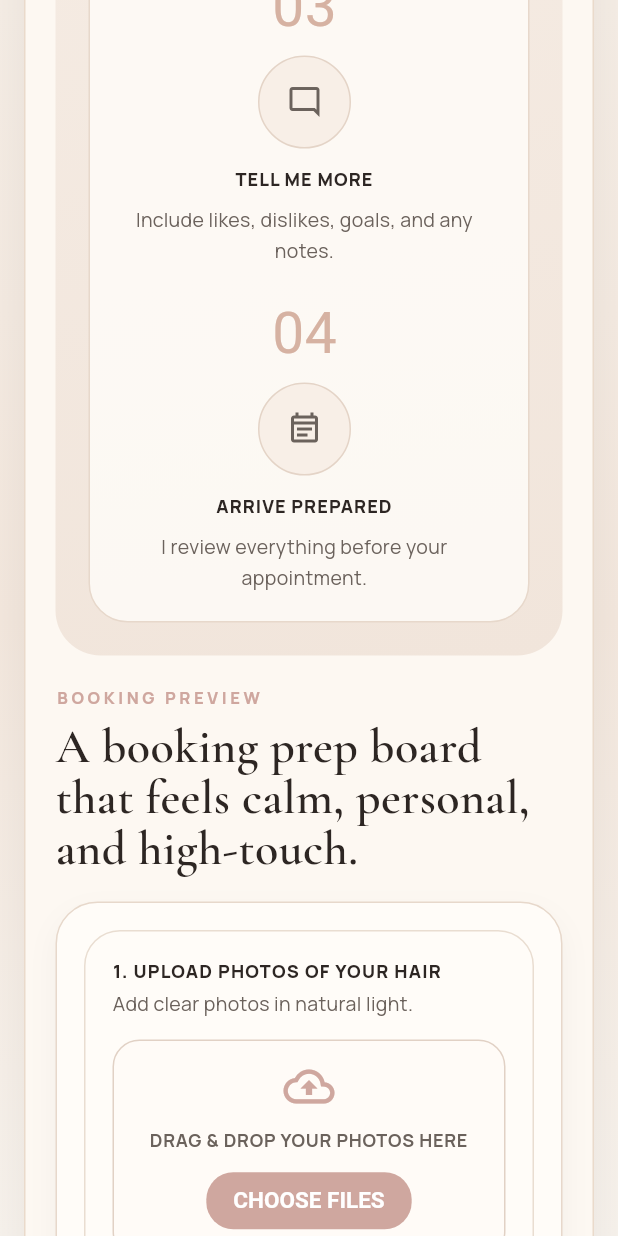
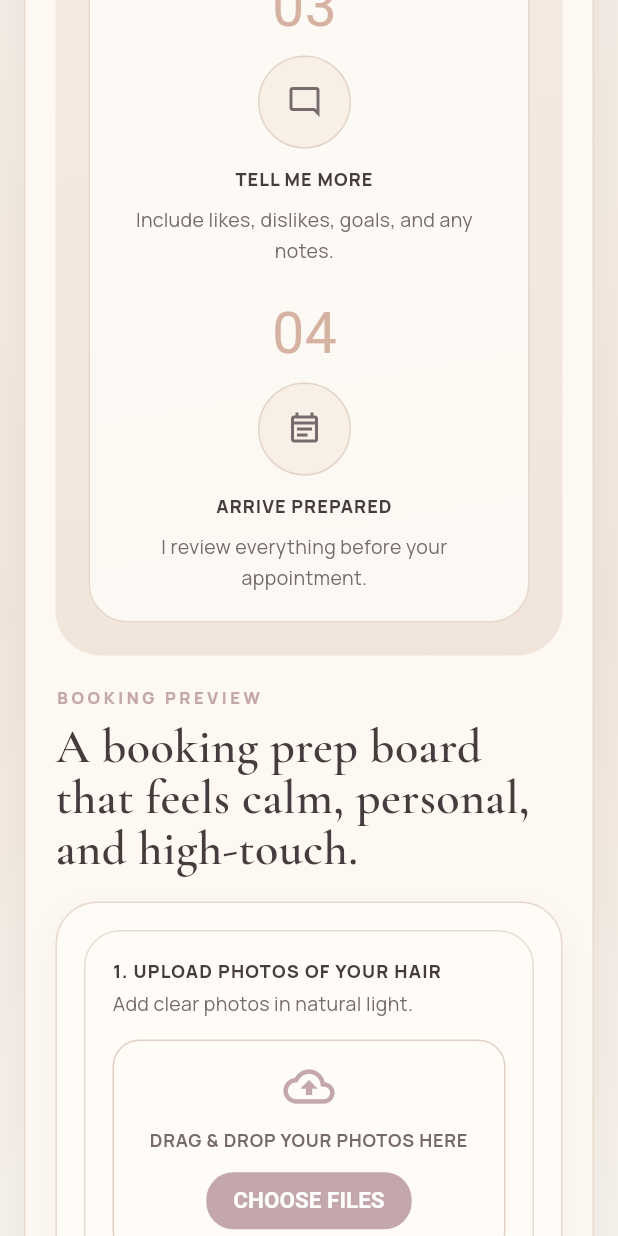
Before and after one commit to DwellerD/MyMobileHairStylist, a Flutter app: the screen it shows after launch, scrolled down 1728 dp, on a phone screen of 412 x 824 dp. Run offline on Flutter 3.47's test engine with Material 3 defaults, Android fonts, the phone set to English and light mode, and no system bars; our stand-ins replace file_picker, flutter_riverpod, go_router, google_fonts, shared_preferences, supabase_flutter; missing offline and left inert: flutter_stripe; accounts and stored records are empty; Roboto replaces fonts that are missing (Parisienne).

Commit message:
Tokenize UI colors and validate app

```diff
--- a/lib/core/theme/app_colors.dart
+++ b/lib/core/theme/app_colors.dart
@@ -5,23 +5,68 @@ import 'package:flutter/material.dart';
 /// The palette is intentionally calm and warm so the brand feels premium,
 /// trustworthy, and family-friendly without becoming overly decorative.
 abstract final class AppColors {
-  static const Color background = Color(0xFFF8F2EA);
-  static const Color surface = Color(0xFFFFFCF8);
-  static const Color surfaceAlt = Color(0xFFF4EADF);
-  static const Color border = Color(0xFFE6D8CA);
-  static const Color borderStrong = Color(0xFFD4C1AF);
+  static const Color background = Color(0xFFF5F1F2);
+  static const Color surface = Color(0xFFFDFCFC);
+  static const Color surfaceAlt = Color(0xFFECE2E3);
+  static const Color border = Color(0xFFD8CACC);
+  static const Color borderStrong = Color(0xFFC5B2B5);
 
-  static const Color primary = Color(0xFF7B5D52);
-  static const Color primaryPressed = Color(0xFF6A4F45);
-  static const Color accent = Color(0xFFCFA79F);
+  static const Color primary = Color(0xFFA3787D);
+  static const Color primaryPressed = Color(0xFF8D676C);
+  static const Color accent = Color(0xFFC3A7AB);
 
-  static const Color textPrimary = Color(0xFF2D2623);
-  static const Color textSecondary = Color(0xFF6B625C);
-  static const Color textMuted = Color(0xFF8B8178);
+  static const Color textPrimary = Color(0xFF463B3D);
+  static const Color textSecondary = Color(0xFF766A6D);
+  static const Color textMuted = Color(0xFF9A8F92);
   static const Color onPrimary = Colors.white;
+  static const Color onPrimaryMuted = Colors.white70;
 
-  static const Color success = Color(0xFF5D8A74);
-  static const Color warning = Color(0xFFB58A4C);
-  static const Color danger = Color(0xFFB96F6B);
-  static const Color info = Color(0xFF7F8FA5);
+  static const Color success = Color(0xFF7F9685);
+  static const Color warning = Color(0xFFB6977A);
+  static const Color danger = Color(0xFFBA7E84);
+  static const Color info = Color(0xFF9B929A);
+
+  // Showcase and decorative neutrals reused across customer/auth views.
+  static const Color showcaseGradientStart = Color(0xFFF6EEE6);
+  static const Color showcaseGradientMid = Color(0xFFF4E8DE);
+  static const Color showcaseGradientEnd = Color(0xFFF8F3ED);
+  static const Color showcasePanel = Color(0xFFFDF8F2);
+  static const Color showcaseCardSoft = Color(0xFFF6ECE3);
+  static const Color showcaseCardWarm = Color(0xFFF8EFE7);
+  static const Color showcaseSurfaceWarm = Color(0xFFF9F3ED);
+  static const Color showcaseSurfaceSoft = Color(0xFFF7EDE4);
+  static const Color showcaseSurfaceAlt = Color(0xFFF0E6DE);
+  static const Color showcaseSurfaceIvory = Color(0xFFFFFAF5);
+  static const Color showcaseSurfaceBase = Color(0xFFFFFBF7);
+  static const Color showcaseSurfaceBaseAlt = Color(0xFFFFFBF8);
+  static const Color showcaseSurfaceHighlight = Color(0xFFFFFCF8);
+  static const Color showcaseSurfaceRose = Color(0xFFFBF3EB);
+  static const Color showcaseSurfaceFooter = Color(0xFFF5E9DE);
+  static const Color showcaseBorderWarm = Color(0xFFEADACB);
+  static const Color showcaseBorderSoft = Color(0xFFE8D6C8);
+  static const Color showcaseBorderMuted = Color(0xFFE4D4C7);
+  static const Color showcaseBorderLight = Color(0xFFE7D8CB);
+  static const Color showcaseBorderPale = Color(0xFFE9DDD1);
+  static const Color showcaseBorderPaleAlt = Color(0xFFE1D1C5);
+  static const Color showcaseBorderPaleSoft = Color(0xFFE8DACE);
+  static const Color showcaseBorderPaleSoftAlt = Color(0xFFE8D9CB);
+  static const Color showcaseChipBackground = Color(0xFFFAF1E9);
+  static const Color showcaseChipBorder = Color(0xFFD8BCAB);
+  static const Color showcaseAccentSoft = Color(0xFFD6B2A2);
+  static const Color showcaseAccentBronze = Color(0xFFC79C79);
+  static const Color showcaseDarkSurface = Color(0xFF232125);
+  static const Color showcaseDarkSurfaceAlt = Color(0xFF27252A);
+  static const Color showcaseGradientWarmStart = Color(0xFFF9F2EA);
+  static const Color showcaseGradientWarmEnd = Color(0xFFE9D8CA);
+  static const Color showcaseGradientSoftEnd = Color(0xFFF1E5DB);
+  static const Color showcaseGradientCream = Color(0xFFF1E4D8);
+  static const Color showcaseGradientPhotoStart = Color(0xFFF1E2D6);
+  static const Color showcaseGradientPhotoEnd = Color(0xFFF9F4ED);
+  static const Color showcaseGradientMist = Color(0xFFF2E8DD);
+  static const Color showcaseGradientGalleryEnd = Color(0xFFF3E8DE);
+  static const Color showcaseCanvasWarm = Color(0xFFF7F2EC);
+  static const Color showcaseCanvasWarmSoft = Color(0xFFF8F4EE);
+  static const Color showcaseGlass = Color(0xCCFFFDF9);
+  static const Color showcaseShadowSoft = Color(0x11000000);
+  static const Color showcaseShadowSubtle = Color(0x0A000000);
 }
--- a/lib/features/auth/presentation/screens/welcome_screen.dart
+++ b/lib/features/auth/presentation/screens/welcome_screen.dart
@@ -77,9 +77,9 @@ class _WelcomeScreenState extends ConsumerState<WelcomeScreen> {
             begin: Alignment.topCenter,
             end: Alignment.bottomCenter,
             colors: [
-              Color(0xFFF6EEE6),
-              Color(0xFFF4E8DE),
-              Color(0xFFF8F3ED),
+              AppColors.showcaseGradientStart,
+              AppColors.showcaseGradientMid,
+              AppColors.showcaseGradientEnd,
             ],
           ),
         ),
@@ -91,12 +91,12 @@ class _WelcomeScreenState extends ConsumerState<WelcomeScreen> {
                 constraints: BoxConstraints(maxWidth: maxContentWidth),
                 child: Container(
                   decoration: BoxDecoration(
-                    color: const Color(0xFFFDF8F2),
+                    color: AppColors.showcasePanel,
                     borderRadius: BorderRadius.circular(32),
-                    border: Border.all(color: const Color(0xFFEADACB)),
+                    border: Border.all(color: AppColors.showcaseBorderWarm),
                     boxShadow: const [
                       BoxShadow(
-                        color: Color(0x11000000),
+                        color: AppColors.showcaseShadowSoft,
                         blurRadius: 32,
                         offset: Offset(0, 14),
                       ),
@@ -135,7 +135,7 @@ class _WelcomeScreenState extends ConsumerState<WelcomeScreen> {
                             gradient: const LinearGradient(
                               begin: Alignment.topLeft,
                               end: Alignment.bottomRight,
-                              colors: [Color(0xFFFFFBF7), Color(0xFFF1E5DB)],
+                              colors: [AppColors.showcaseSurfaceBase, AppColors.showcaseGradientSoftEnd],
                             ),
                           ),
                           child: Padding(
@@ -185,10 +185,10 @@ class _WelcomeScreenState extends ConsumerState<WelcomeScreen> {
                                   key: _servicesKey,
                                   padding: EdgeInsets.all(isDesktop ? 24 : 18),
                                   decoration: BoxDecoration(
-                                    color: const Color(0xCCFFFDF9),
+                                    color: AppColors.showcaseGlass,
                                     borderRadius: BorderRadius.circular(26),
                                     border: Border.all(
-                                      color: const Color(0xFFE7D8CB),
+                                      color: AppColors.showcaseBorderLight,
                                     ),
                                   ),
                                   child: Wrap(
@@ -453,9 +453,9 @@ class _MutedPill extends StatelessWidget {
     return Container(
       padding: const EdgeInsets.symmetric(horizontal: 14, vertical: 10),
       decoration: BoxDecoration(
-        color: const Color(0xFFF6ECE3),
+        color: AppColors.showcaseCardSoft,
         borderRadius: BorderRadius.circular(999),
-        border: Border.all(color: const Color(0xFFE8D6C8)),
+        border: Border.all(color: AppColors.showcaseBorderSoft),
       ),
       child: Row(
         mainAxisSize: MainAxisSize.min,
@@ -490,9 +490,9 @@ class _StatPill extends StatelessWidget {
     return Container(
       padding: const EdgeInsets.symmetric(horizontal: 14, vertical: 12),
       decoration: BoxDecoration(
-        color: const Color(0xFFFFFAF5),
+        color: AppColors.showcaseSurfaceIvory,
         borderRadius: BorderRadius.circular(999),
-        border: Border.all(color: const Color(0xFFE7D8CB)),
+        border: Border.all(color: AppColors.showcaseBorderLight),
       ),
       child: Row(
         mainAxisSize: MainAxisSize.min,
@@ -527,7 +527,7 @@ class _HeroVisual extends StatelessWidget {
         gradient: const LinearGradient(
           begin: Alignment.topLeft,
           end: Alignment.bottomRight,
-          colors: [Color(0xFFF9F2EA), Color(0xFFE9D8CA)],
+          colors: [AppColors.showcaseGradientWarmStart, AppColors.showcaseGradientWarmEnd],
         ),
       ),
       child: Align(
@@ -572,7 +572,7 @@ class _StepCard extends StatelessWidget {
             step,
             style: GoogleFonts.parisienne(
               fontSize: 38,
-              color: const Color(0xFFD6B2A2),
+              color: AppColors.showcaseAccentSoft,
             ),
           ),
           const SizedBox(height: 6),
@@ -581,8 +581,8 @@ class _StepCard extends StatelessWidget {
             height: 62,
             decoration: BoxDecoration(
               shape: BoxShape.circle,
-              color: const Color(0xFFF8EFE7),
-              border: Border.all(color: const Color(0xFFE4D4C7)),
+              color: AppColors.showcaseCardWarm,
+              border: Border.all(color: AppColors.showcaseBorderMuted),
             ),
             child: Icon(icon, color: AppColors.textSecondary),
           ),
@@ -667,12 +667,12 @@ class _PrepBoard extends StatelessWidget {
     return Container(
       padding: EdgeInsets.all(isDesktop ? 24 : 18),
       decoration: BoxDecoration(
-        color: const Color(0xFFFFFCF8),
+        color: AppColors.showcaseSurfaceHighlight,
         borderRadius: BorderRadius.circular(28),
-        border: Border.all(color: const Color(0xFFE7D8CB)),
+        border: Border.all(color: AppColors.showcaseBorderLight),
         boxShadow: const [
           BoxShadow(
-            color: Color(0x0A000000),
+            color: AppColors.showcaseShadowSubtle,
             blurRadius: 16,
             offset: Offset(0, 8),
           ),
@@ -779,7 +779,7 @@ class _PrepBoard extends StatelessWidget {
                   child: Container(
                     padding: const EdgeInsets.all(18),
                     decoration: BoxDecoration(
-                      color: const Color(0xFFFAF1E9),
+                      color: AppColors.showcaseChipBackground,
                       borderRadius: BorderRadius.circular(22),
                     ),
                     child: Row(
@@ -789,7 +789,7 @@ class _PrepBoard extends StatelessWidget {
                           height: 54,
                           decoration: BoxDecoration(
                             shape: BoxShape.circle,
-                            border: Border.all(color: const Color(0xFFD8BCAB)),
+                            border: Border.all(color: AppColors.showcaseChipBorder),
                           ),
                           child: const Icon(Icons.favorite_border, color: AppColors.accent),
                         ),
@@ -826,7 +826,7 @@ class _PrepBoard extends StatelessWidget {
                 Container(
                   padding: const EdgeInsets.all(18),
                   decoration: BoxDecoration(
-                    color: const Color(0xFFFAF1E9),
+                    color: AppColors.showcaseChipBackground,
                     borderRadius: BorderRadius.circular(22),
                   ),
                   child: Row(
@@ -836,7 +836,7 @@ class _PrepBoard extends StatelessWidget {
                         height: 54,
                         decoration: BoxDecoration(
                           shape: BoxShape.circle,
-                          border: Border.all(color: const Color(0xFFD8BCAB)),
+                          border: Border.all(color: AppColors.showcaseChipBorder),
                         ),
                         child: const Icon(Icons.favorite_border, color: AppColors.accent),
                       ),
@@ -879,8 +879,8 @@ class _PrepBoard extends StatelessWidget {
                       child: Text('SUBMIT MY PHOTOS & DETAILS'),
                     ),
                     style: FilledButton.styleFrom(
-                      backgroundColor: const Color(0xFF232125),
-                      foregroundColor: Colors.white,
+                      backgroundColor: AppColors.showcaseDarkSurface,
+                      foregroundColor: AppColors.onPrimary,
                       shape: RoundedRectangleBorder(
                         borderRadius: BorderRadius.circular(18),
                       ),
@@ -896,8 +896,8 @@ class _PrepBoard extends StatelessWidget {
                     child: Text('SUBMIT MY PHOTOS & DETAILS'),
                   ),
                   style: FilledButton.styleFrom(
-                    backgroundColor: const Color(0xFF232125),
-                    foregroundColor: Colors.white,
+                    backgroundColor: AppColors.showcaseDarkSurface,
+                    foregroundColor: AppColors.onPrimary,
                     shape: RoundedRectangleBorder(
                       borderRadius: BorderRadius.circular(18),
                     ),
@@ -928,7 +928,7 @@ class _UploadPanel extends StatelessWidget {
       padding: const EdgeInsets.all(18),
       decoration: BoxDecoration(
         borderRadius: BorderRadius.circular(24),
-        border: Border.all(color: const Color(0xFFE9DDD1)),
+        border: Border.all(color: AppColors.showcaseBorderPale),
       ),
       child: Column(
         crossAxisAlignment: CrossAxisAlignment.start,
@@ -951,10 +951,10 @@ class _UploadPanel extends StatelessWidget {
           Container(
             height: 146,
             decoration: BoxDecoration(
-              color: const Color(0xFFFFFBF7),
+              color: AppColors.showcaseSurfaceBase,
               borderRadius: BorderRadius.circular(18),
               border: Border.all(
-                color: const Color(0xFFE1D1C5),
+                color: AppColors.showcaseBorderPaleAlt,
                 style: BorderStyle.solid,
               ),
             ),
@@ -979,7 +979,7 @@ class _UploadPanel extends StatelessWidget {
                     onPressed: () {},
                     style: FilledButton.styleFrom(
                       backgroundColor: AppColors.accent,
-                      foregroundColor: Colors.white,
+                      foregroundColor: AppColors.onPrimary,
                       padding: const EdgeInsets.symmetric(horizontal: 18, vertical: 10),
                       minimumSize: Size.zero,
                     ),
@@ -1008,9 +1008,9 @@ class _MiniTag extends StatelessWidget {
       width: 84,
       padding: const EdgeInsets.symmetric(vertical: 12),
       decoration: BoxDecoration(
-        color: const Color(0xFFFFFBF8),
+        color: AppColors.showcaseSurfaceBaseAlt,
         borderRadius: BorderRadius.circular(14),
-        border: Border.all(color: const Color(0xFFE8DACE)),
+        border: Border.all(color: AppColors.showcaseBorderPaleSoft),
       ),
       child: Column(
         children: [
@@ -1045,7 +1045,7 @@ class _ReferenceThumb extends StatelessWidget {
         gradient: LinearGradient(
           begin: Alignment.topCenter,
           end: Alignment.bottomCenter,
-          colors: [tone, const Color(0xFFF2E8DD)],
+          colors: [tone, AppColors.showcaseGradientMist],
         ),
       ),
       child: Align(
@@ -1055,7 +1055,7 @@ class _ReferenceThumb extends StatelessWidget {
           height: 76,
           margin: const EdgeInsets.only(bottom: 10),
           decoration: const BoxDecoration(
-            color: Color(0xFFF7F2EC),
+            color: AppColors.showcaseCanvasWarm,
             borderRadius: BorderRadius.vertical(
               top: Radius.circular(30),
               bottom: Radius.circular(16),
@@ -1093,9 +1093,9 @@ class _FieldMock extends StatelessWidget {
             height: 48,
             padding: const EdgeInsets.symmetric(horizontal: 14),
             decoration: BoxDecoration(
-              color: const Color(0xFFFFFBF8),
+              color: AppColors.showcaseSurfaceBaseAlt,
               borderRadius: BorderRadius.circular(14),
-              border: Border.all(color: const Color(0xFFE8D9CB)),
+              border: Border.all(color: AppColors.showcaseBorderPaleSoftAlt),
             ),
             alignment: Alignment.centerLeft,
             child: Text(
@@ -1127,9 +1127,12 @@ class _GalleryStrip extends StatelessWidget {
         gradient: const LinearGradient(
           begin: Alignment.topLeft,
           end: Alignment.bottomRight,
-          colors: [Color(0xFFFFFBF8), Color(0xFFF1E4D8)],
-        ),
-        border: Border.all(color: const Color(0xFFE7D8CB)),
+          colors: [
+            AppColors.showcaseSurfaceBaseAlt,
+            AppColors.showcaseGradientCream,
+          ],
+        ),
+        border: Border.all(color: AppColors.showcaseBorderLight),
       ),
       child: Flex(
         direction: isDesktop ? Axis.horizontal : Axis.vertical,
@@ -1149,7 +1152,7 @@ class _GalleryStrip extends StatelessWidget {
               child: Container(
                 padding: const EdgeInsets.all(20),
                 decoration: BoxDecoration(
-                  color: const Color(0xFFFFFBF8),
+                  color: AppColors.showcaseSurfaceBaseAlt,
                   borderRadius: BorderRadius.circular(24),
                 ),
                 child: Column(
@@ -1184,7 +1187,7 @@ class _GalleryStrip extends StatelessWidget {
             Container(
               padding: const EdgeInsets.all(20),
               decoration: BoxDecoration(
-                color: const Color(0xFFFFFBF8),
+                color: AppColors.showcaseSurfaceBaseAlt,
                 borderRadius: BorderRadius.circular(24),
               ),
               child: Column(
@@ -1332,7 +1335,7 @@ class _GalleryPhotoCard extends StatelessWidget {
               gradient: LinearGradient(
                 begin: Alignment.topCenter,
                 end: Alignment.bottomCenter,
-                colors: [tone, const Color(0xFFF3E8DE)],
+                colors: [tone, AppColors.showcaseGradientGalleryEnd],
               ),
             ),
             child: Center(
@@ -1340,7 +1343,7 @@ class _GalleryPhotoCard extends StatelessWidget {
                 width: 118,
                 height: 150,
                 decoration: const BoxDecoration(
-                  color: Color(0xFFF8F4EE),
+                  color: AppColors.showcaseCanvasWarmSoft,
                   borderRadius: BorderRadius.vertical(
                     top: Radius.circular(60),
                     bottom: Radius.circular(24),
@@ -1413,7 +1416,7 @@ class _AboutBand extends StatelessWidget {
       padding: const EdgeInsets.all(22),
       decoration: BoxDecoration(
         borderRadius: BorderRadius.circular(28),
-        border: Border.all(color: const Color(0xFFE7D8CB)),
+        border: Border.all(color: AppColors.showcaseBorderLight),
       ),
       child: Flex(
         direction: isDesktop ? Axis.horizontal : Axis.vertical,
@@ -1468,7 +1471,7 @@ class _AboutBand extends StatelessWidget {
                   gradient: const LinearGradient(
                     begin: Alignment.centerLeft,
                     end: Alignment.centerRight,
-                    colors: [Color(0xFFF1E2D6), Color(0xFFF9F4ED)],
+                    colors: [AppColors.showcaseGradientPhotoStart, AppColors.showcaseGradientPhotoEnd],
                   ),
                 ),
                 child: Stack(
@@ -1481,7 +1484,7 @@ class _AboutBand extends StatelessWidget {
                         width: 110,
                         height: 126,
                         decoration: const BoxDecoration(
-                          color: Color(0xFFC79C79),
+                          color: AppColors.showcaseAccentBronze,
                           borderRadius: BorderRadius.vertical(
                             top: Radius.circular(54),
                             bottom: Radius.circular(26),
@@ -1498,12 +1501,12 @@ class _AboutBand extends StatelessWidget {
                           width: 82,
                           height: 126,
                           decoration: BoxDecoration(
-                            color: const Color(0xFF27252A),
+                            color: AppColors.showcaseDarkSurfaceAlt,
                             borderRadius: BorderRadius.circular(16),
-                            border: Border.all(color: Colors.white, width: 5),
+                            border: Border.all(color: AppColors.onPrimary, width: 5),
                           ),
                           child: const Center(
-                            child: Icon(Icons.photo_camera_front_outlined, color: Colors.white70),
+                            child: Icon(Icons.photo_camera_front_outlined, color: AppColors.onPrimaryMuted),
                           ),
                         ),
                       ),
@@ -1520,7 +1523,7 @@ class _AboutBand extends StatelessWidget {
                 gradient: const LinearGradient(
                   begin: Alignment.centerLeft,
                   end: Alignment.centerRight,
-                  colors: [Color(0xFFF1E2D6), Color(0xFFF9F4ED)],
+                  colors: [AppColors.showcaseGradientPhotoStart, AppColors.showcaseGradientPhotoEnd],
                 ),
               ),
               child: Stack(
@@ -1533,7 +1536,7 @@ class _AboutBand extends StatelessWidget {
                       width: 110,
                       height: 126,
                       decoration: const BoxDecoration(
-                        color: Color(0xFFC79C79),
+                        color: AppColors.showcaseAccentBronze,
                         borderRadius: BorderRadius.vertical(
                           top: Radius.circular(54),
                           bottom: Radius.circular(26),
@@ -1550,12 +1553,12 @@ class _AboutBand extends StatelessWidget {
                         width: 82,
                         height: 126,
                         decoration: BoxDecoration(
-                          color: const Color(0xFF27252A),
+                          color: AppColors.showcaseDarkSurfaceAlt,
                           borderRadius: BorderRadius.circular(16),
-                          border: Border.all(color: Colors.white, width: 5),
+                          border: Border.all(color: AppColors.onPrimary, width: 5),
                         ),
                         child: const Center(
-                          child: Icon(Icons.photo_camera_front_outlined, color: Colors.white70),
+                          child: Icon(Icons.photo_camera_front_outlined, color: AppColors.onPrimaryMuted),
                         ),
                       ),
                     ),
@@ -1570,7 +1573,7 @@ class _AboutBand extends StatelessWidget {
               child: Container(
                 padding: const EdgeInsets.all(22),
                 decoration: BoxDecoration(
-                  color: const Color(0xFFFBF3EB),
+                  color: AppColors.showcaseSurfaceRose,
                   borderRadius: BorderRadius.circular(24),
                 ),
                 child: Column(
@@ -1599,7 +1602,7 @@ class _AboutBand extends StatelessWidget {
                       label: const Text('Message us'),
                       style: FilledButton.styleFrom(
                         backgroundColor: AppColors.accent,
-                        foregroundColor: Colors.white,
+                        foregroundColor: AppColors.onPrimary,
                       ),
                     ),
                   ],
@@ -1610,7 +1613,7 @@ class _AboutBand extends StatelessWidget {
             Container(
               padding: const EdgeInsets.all(22),
               decoration: BoxDecoration(
-                color: const Color(0xFFFBF3EB),
+                color: AppColors.showcaseSurfaceRose,
                 borderRadius: BorderRadius.circular(24),
               ),
               child: Column(
@@ -1637,7 +1640,7 @@ class _AboutBand extends StatelessWidget {
                     onPressed: () => context.go('/signup'),
                     style: FilledButton.styleFrom(
                       backgroundColor: AppColors.accent,
-                      foregroundColor: Colors.white,
+                      foregroundColor: AppColors.onPrimary,
                     ),
                     child: const Text('CONTACT ME'),
                   ),
@@ -1709,7 +1712,7 @@ class _FooterBand extends StatelessWidget {
         onPressed: onCreateAccountTap,
         style: FilledButton.styleFrom(
           backgroundColor: AppColors.primary,
-          foregroundColor: Colors.white,
+          foregroundColor: AppColors.onPrimary,
           padding: const EdgeInsets.symmetric(horizontal: 28, vertical: 18),
         ),
         child: const Text('BOOK YOUR APPOINTMENT'),
@@ -1719,7 +1722,7 @@ class _FooterBand extends StatelessWidget {
     return Container(
       padding: const EdgeInsets.all(22),
       decoration: BoxDecoration(
-        color: const Color(0xFFF5E9DE),
+        color: AppColors.showcaseSurfaceFooter,
         borderRadius: BorderRadius.circular(24),
       ),
       child: isWide
--- a/lib/features/customer/presentation/screens/family_screen.dart
+++ b/lib/features/customer/presentation/screens/family_screen.dart
@@ -1,6 +1,7 @@
 import 'package:flutter/material.dart';
 import 'package:flutter_riverpod/flutter_riverpod.dart';
 
+import '../../../../core/theme/app_colors.dart';
 import '../../../../core/theme/app_spacing.dart';
 import '../../../../shared/widgets/app_card.dart';
 import '../../../../shared/widgets/empty_state.dart';
@@ -20,7 +21,7 @@ class FamilyScreen extends ConsumerWidget {
     showModalBottomSheet(
       context: context,
       isScrollControlled: true,
-      backgroundColor: Colors.white,
+      backgroundColor: AppColors.surface,
       shape: const RoundedRectangleBorder(
         borderRadius: BorderRadius.vertical(top: Radius.circular(20)),
       ),
@@ -147,7 +148,7 @@ class _FamilyMemberTile extends StatelessWidget {
                 ],
               ),
             ),
-            const Icon(Icons.edit_outlined, size: 18, color: Color(0xFF8B8178)),
+            const Icon(Icons.edit_outlined, size: 18, color: AppColors.textMuted),
           ],
         ),
       ),
```
Also changed, not shown: lib/features/customer/booking/presentation/screens/address_check_screen.dart (+9 -9 lines), lib/features/customer/booking/presentation/screens/service_selection_screen.dart (+26 -25 lines), lib/features/customer/booking/presentation/widgets/booking_step_scaffold.dart (+27 -26 lines), lib/features/customer/presentation/screens/customer_home_screen.dart (+15 -12 lines), lib/main.dart (+6 -1 lines), 5 other files.
